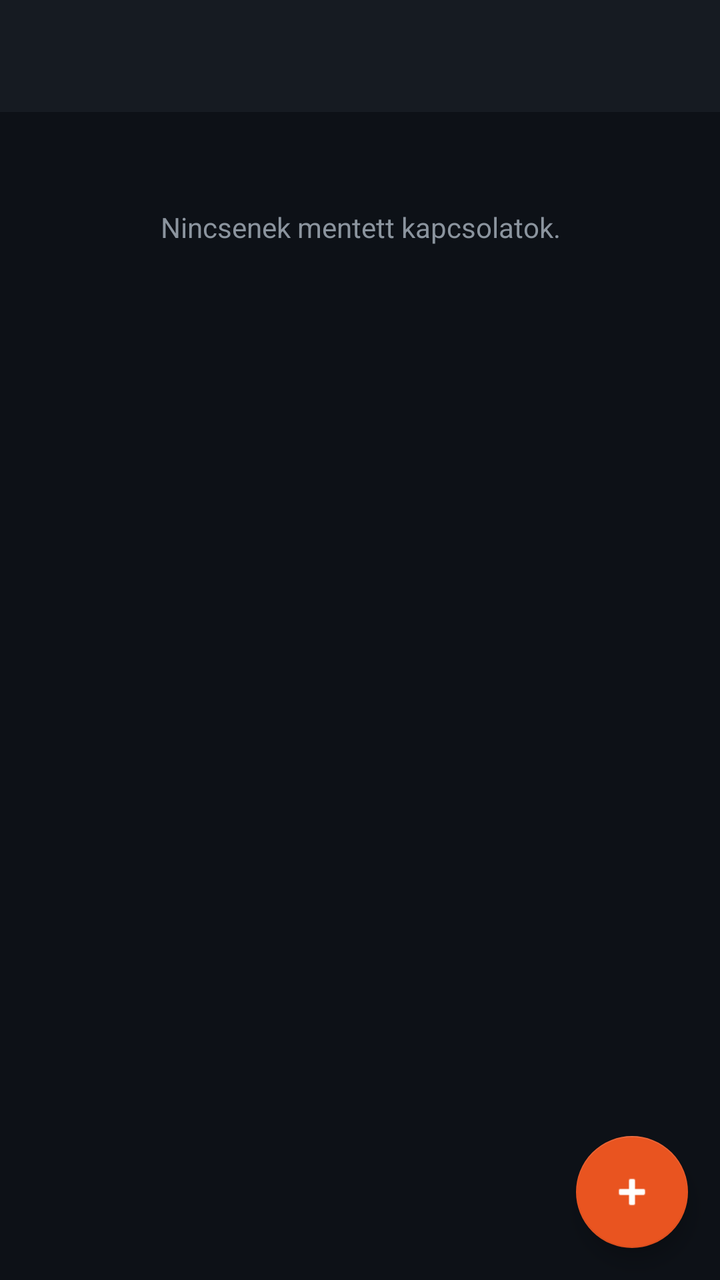
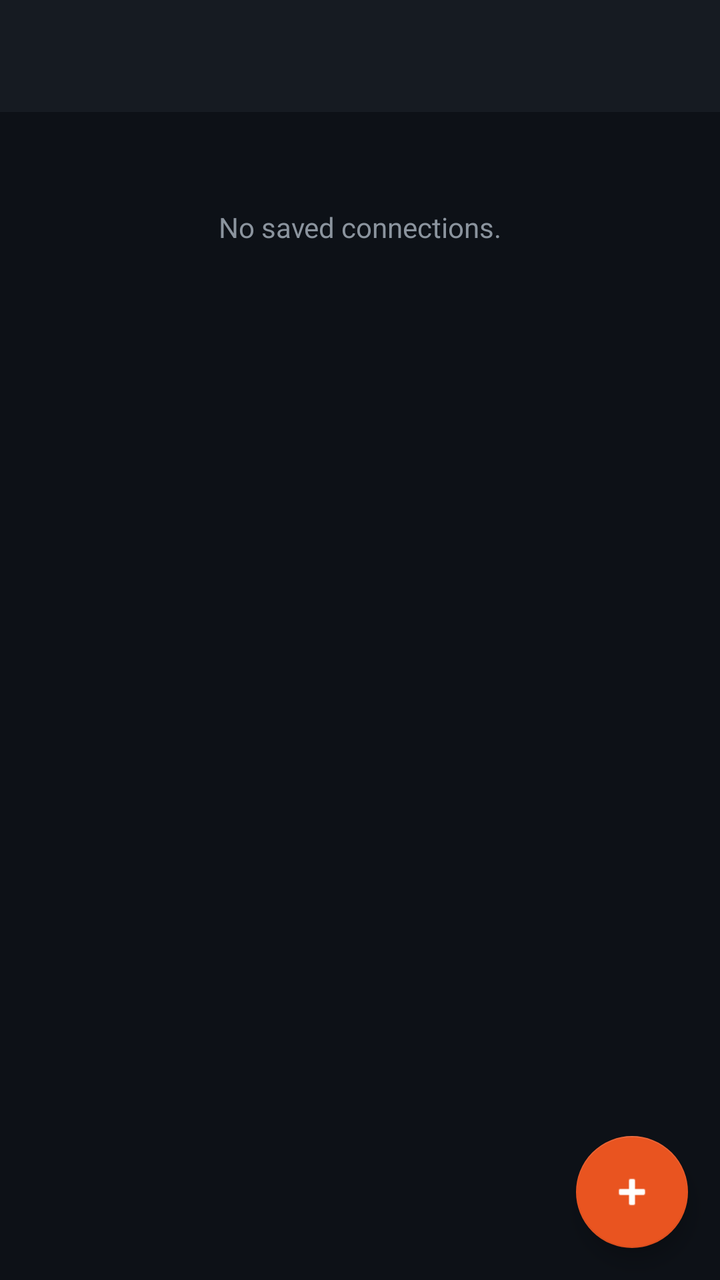

The first picture is an Android layout as it rendered before a commit; the second is the same layout after the commit. The layout source and the unified diff follow.
<!-- AndroidManifest.xml: application theme Theme.KonsoleSSH -->
<!-- res/layout/activity_connection_edit.xml -->
<?xml version="1.0" encoding="utf-8"?>
<LinearLayout
    xmlns:android="http://schemas.android.com/apk/res/android"
    xmlns:app="http://schemas.android.com/apk/res-auto"
    android:layout_width="match_parent"
    android:layout_height="match_parent"
    android:orientation="vertical"
    android:background="@color/terminal_bg">

    <com.google.android.material.appbar.AppBarLayout
        android:layout_width="match_parent"
        android:layout_height="wrap_content"
        android:background="@color/toolbar_bg">

        <androidx.appcompat.widget.Toolbar
            android:id="@+id/toolbar"
            android:layout_width="match_parent"
            android:layout_height="?attr/actionBarSize"
            app:titleTextColor="@color/text_primary"
            android:background="@color/toolbar_bg" />

    </com.google.android.material.appbar.AppBarLayout>

    <ScrollView
        android:layout_width="match_parent"
        android:layout_height="0dp"
        android:layout_weight="1">

        <LinearLayout
            android:layout_width="match_parent"
            android:layout_height="wrap_content"
            android:orientation="vertical"
            android:padding="16dp">

            <TextView
                android:id="@+id/textEmpty"
                android:layout_width="match_parent"
                android:layout_height="wrap_content"
                android:text="Nincsenek mentett kapcsolatok."
                android:textColor="@color/text_secondary"
                android:gravity="center"
                android:padding="32dp" />

            <LinearLayout
                android:id="@+id/containerConnections"
                android:layout_width="match_parent"
                android:layout_height="wrap_content"
                android:orientation="vertical" />

        </LinearLayout>
    </ScrollView>

    <com.google.android.material.floatingactionbutton.FloatingActionButton
        android:id="@+id/btnAdd"
        android:layout_width="wrap_content"
        android:layout_height="wrap_content"
        android:layout_gravity="end|bottom"
        android:layout_margin="16dp"
        app:srcCompat="@android:drawable/ic_input_add"
        android:contentDescription="Új kapcsolat hozzáadása"
        app:backgroundTint="@color/accent" />

</LinearLayout>
<!-- resources referenced by this layout -->
<resources>
  <color name="accent">#E95420</color>
  <color name="terminal_bg">#0D1117</color>
  <color name="text_primary">#E6EDF3</color>
  <color name="text_secondary">#8B949E</color>
  <color name="toolbar_bg">#161B22</color>
  <style name="Theme.KonsoleSSH" parent="Theme.MaterialComponents.DayNight.NoActionBar">
          <item name="colorPrimary">@color/accent</item>
          <item name="colorPrimaryVariant">@color/toolbar_bg</item>
          <item name="colorOnPrimary">@color/white</item>
          <item name="colorSecondary">@color/accent</item>
          <item name="colorOnSecondary">@color/white</item>
          <item name="colorSurface">@color/card_bg</item>
          <item name="colorOnSurface">@color/text_primary</item>
          <item name="android:colorBackground">@color/terminal_bg</item>
          <item name="android:windowBackground">@color/terminal_bg</item>
          <item name="colorOnBackground">@color/text_primary</item>
          <item name="android:statusBarColor">@color/toolbar_bg</item>
          <item name="android:navigationBarColor">@color/terminal_bg</item>
          <item name="android:textColor">@color/text_primary</item>
      </style>
  <color name="white">#FFFFFF</color>
  <color name="card_bg">#161B22</color>
</resources>

<!-- the commit's change to res/layout/activity_connection_edit.xml (unified diff, before → after) -->
@@ -36,7 +36,7 @@
                 android:id="@+id/textEmpty"
                 android:layout_width="match_parent"
                 android:layout_height="wrap_content"
-                android:text="Nincsenek mentett kapcsolatok."
+                android:text="@string/no_saved_connections"
                 android:textColor="@color/text_secondary"
                 android:gravity="center"
                 android:padding="32dp" />
@@ -57,7 +57,7 @@
         android:layout_gravity="end|bottom"
         android:layout_margin="16dp"
         app:srcCompat="@android:drawable/ic_input_add"
-        android:contentDescription="Új kapcsolat hozzáadása"
+        android:contentDescription="@string/content_desc_add_connection"
         app:backgroundTint="@color/accent" />
 
 </LinearLayout>
<!-- resource entries referenced after the edit -->
@@ -5,6 +5,8 @@
   <color name="text_primary">#E6EDF3</color>
   <color name="text_secondary">#8B949E</color>
   <color name="toolbar_bg">#161B22</color>
+  <string name="content_desc_add_connection">Add new connection</string>
+  <string name="no_saved_connections">No saved connections.</string>
   <style name="Theme.KonsoleSSH" parent="Theme.MaterialComponents.DayNight.NoActionBar">
           <item name="colorPrimary">@color/accent</item>
           <item name="colorPrimaryVariant">@color/toolbar_bg</item>
